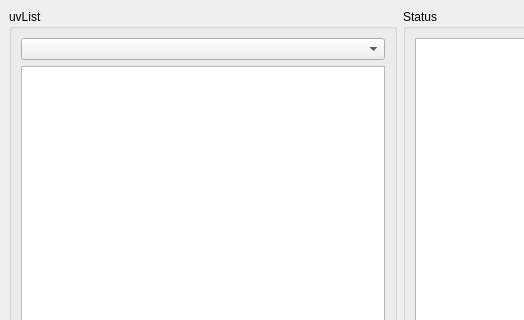
Qt form src/uvhost/src/uvui.ui (IlleniumDillon/UVHost) before a commit; both pictures show x 0 to 524 and y 0 to 320 of the 800 by 600 pixel window.
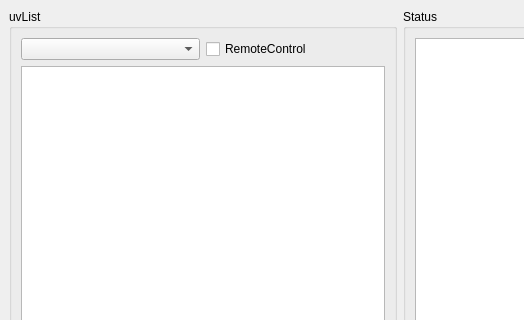
The same form after that commit.

The edit to the form file:
```diff
--- a/src/uvhost/src/uvui.ui
+++ b/src/uvhost/src/uvui.ui
@@ -27,6 +27,20 @@
        <string>uvList</string>
       </property>
       <layout class="QGridLayout" name="gridLayout">
+       <item row="0" column="0">
+        <layout class="QHBoxLayout" name="horizontalLayout">
+         <item>
+          <widget class="QComboBox" name="comboBoxSelect"/>
+         </item>
+         <item>
+          <widget class="QCheckBox" name="checkBoxRemote">
+           <property name="text">
+            <string>RemoteControl</string>
+           </property>
+          </widget>
+         </item>
+        </layout>
+       </item>
        <item row="1" column="0">
         <widget class="QListWidget" name="listWidgetUvList">
          <property name="sizePolicy">
@@ -37,9 +51,6 @@
          </property>
         </widget>
        </item>
-       <item row="0" column="0">
-        <widget class="QComboBox" name="comboBoxSelect"/>
-       </item>
        <item row="2" column="0">
         <widget class="QPushButton" name="pushButtonRefresh">
          <property name="text">
```
